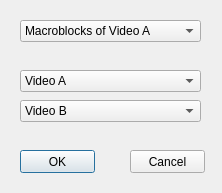
First picture: the form in Pflichtenheft/ToViET/comparisondialog.ui, repository SuppenGeist/pse-ws1516-videoencoder-ta, before the edit.
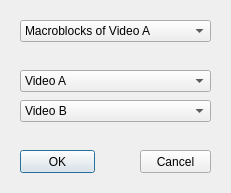
Second picture: the form after the edit.

Commit message: Adjusted button sizes

What changed in the file:
```diff
--- a/Pflichtenheft/ToViET/comparisondialog.ui
+++ b/Pflichtenheft/ToViET/comparisondialog.ui
@@ -6,7 +6,7 @@
    <rect>
     <x>0</x>
     <y>0</y>
-    <width>222</width>
+    <width>231</width>
     <height>193</height>
    </rect>
   </property>
@@ -18,7 +18,7 @@
     <rect>
      <x>20</x>
      <y>100</y>
-     <width>181</width>
+     <width>191</width>
      <height>22</height>
     </rect>
    </property>
@@ -33,7 +33,7 @@
     <rect>
      <x>20</x>
      <y>70</y>
-     <width>181</width>
+     <width>191</width>
      <height>22</height>
     </rect>
    </property>
@@ -48,7 +48,7 @@
     <rect>
      <x>20</x>
      <y>20</y>
-     <width>181</width>
+     <width>191</width>
      <height>22</height>
     </rect>
    </property>
@@ -79,9 +79,9 @@
   <widget class="QPushButton" name="pushButton_2">
    <property name="geometry">
     <rect>
-     <x>130</x>
+     <x>140</x>
      <y>150</y>
-     <width>75</width>
+     <width>71</width>
      <height>23</height>
     </rect>
    </property>
```
The commit also changes 1 other file.
